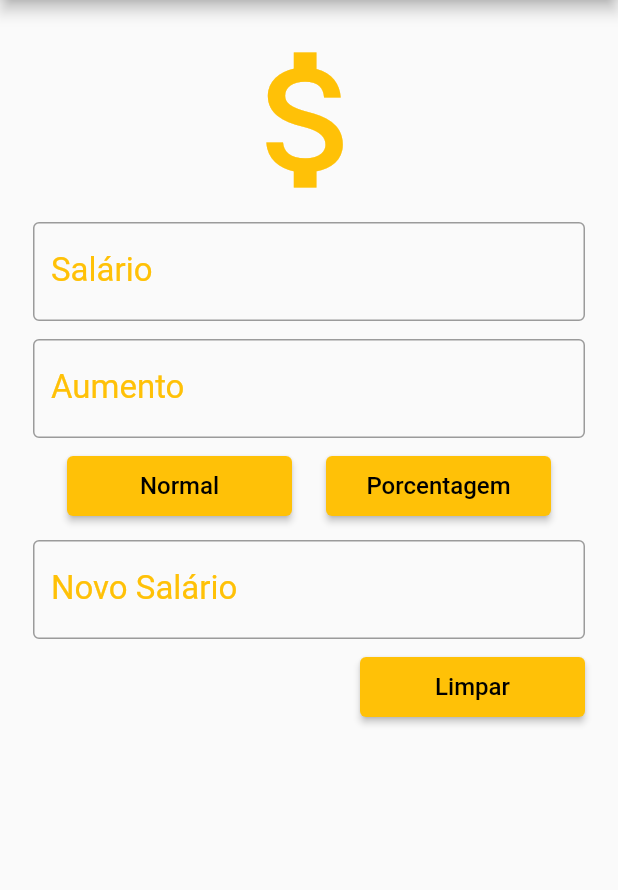
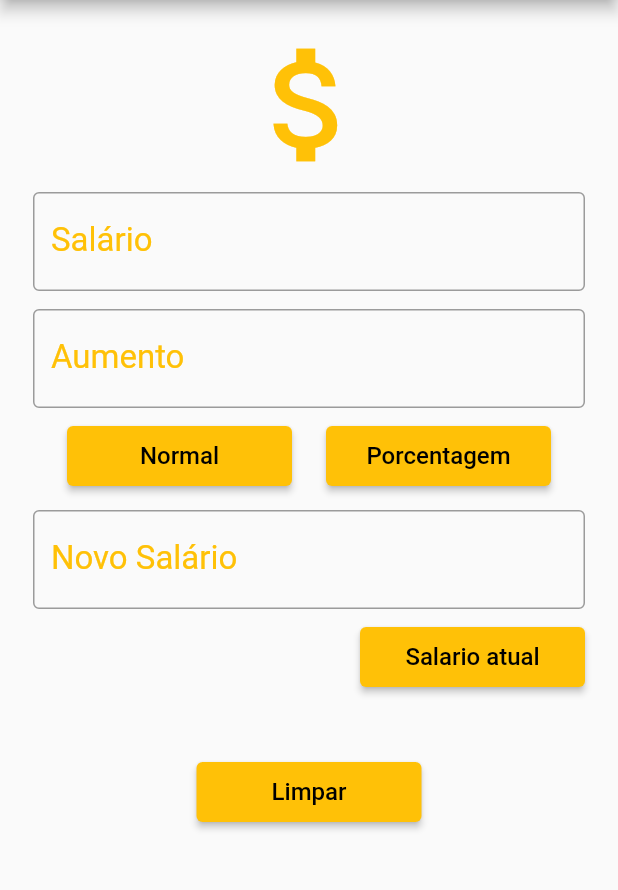
Before and after one commit to darakalinee/c214_lab, a Flutter app: the screen it shows after launch, after a tap on "Normal", on a phone screen of 412 x 824 dp, the part 84-974 px from its top. Run offline on Flutter 3.47's test engine with Material 2 defaults, Android fonts, the phone set to English and light mode, and no system bars.

Commit message:
Adicionando leitura e escrita dos dados

```diff
--- a/lib/main.dart
+++ b/lib/main.dart
@@ -1,9 +1,13 @@
 import 'package:flutter/material.dart';
+import 'dart:async';
+import 'dart:io';
+import 'package:path_provider/path_provider.dart';
 
 void main() {
   runApp(MaterialApp(
     home: Home(),
     theme: ThemeData(hintColor: Colors.amber, primaryColor: Colors.white),
+    debugShowCheckedModeBanner: false,
   ));
 }
 
@@ -18,11 +22,39 @@ class _HomeState extends State<Home> {
   final novoSalController = TextEditingController();
 
   double doubleSalario, doubleAumento;
+  String salarioAtual;
+
+  @override
+  void initState() {
+    read();
+    super.initState();
+  }
+
+  write(String text) async {
+    final Directory directory = await getApplicationDocumentsDirectory();
+    final File file = File('${directory.path}/valores.txt');
+    await file.writeAsString(text);
+  }
+
+  Future<void> read() async {
+    try {
+      final Directory directory = await getApplicationDocumentsDirectory();
+      final File file = File('${directory.path}/valores.txt');
+      salarioAtual = await file.readAsString();
+    } catch (e) {
+      print("Nao foi possivel ler o arquivo.");
+    }
+  }
 
   void _clearAll() {
     salarioController.text = "";
     aumentoController.text = "";
     novoSalController.text = "";
+  }
+
+  _salarioAtual() async {
+    await read();
+    novoSalController.text = salarioAtual;
   }
 
   _aumentoNormal() {
@@ -34,6 +66,7 @@ class _HomeState extends State<Home> {
     doubleAumento = double.parse(aumentoController.text);
     novoSalController.text =
         ((doubleSalario + doubleAumento).toStringAsFixed(2));
+    write(novoSalController.text);
   }
 
   _aumentoPorcentagem() {
@@ -46,6 +79,7 @@ class _HomeState extends State<Home> {
     novoSalController.text =
         (doubleSalario + (doubleSalario * doubleAumento / 100))
             .toStringAsFixed(2);
+    write(novoSalController.text);
   }
 
   @override
@@ -66,7 +100,7 @@ class _HomeState extends State<Home> {
           child: Column(
             crossAxisAlignment: CrossAxisAlignment.stretch,
             children: <Widget>[
-              Icon(Icons.attach_money, size: 120.0, color: Colors.amber),
+              Icon(Icons.attach_money, size: 100.0, color: Colors.amber),
               SizedBox(
                 height: 8,
               ),
@@ -126,6 +160,25 @@ class _HomeState extends State<Home> {
                   child: ElevatedButton(
                     style: ElevatedButton.styleFrom(primary: Colors.amber),
                     onPressed: () {
+                      _salarioAtual();
+                    },
+                    child: Text(
+                      "Salario atual",
+                      style: TextStyle(color: Colors.black, fontSize: 16),
+                    ),
+                  ),
+                ),
+              ),
+              SizedBox(
+                height: 50,
+              ),
+              Center(
+                child: SizedBox(
+                  height: 40,
+                  width: 150,
+                  child: ElevatedButton(
+                    style: ElevatedButton.styleFrom(primary: Colors.amber),
+                    onPressed: () {
                       _clearAll();
                     },
                     child: Text(
@@ -134,7 +187,7 @@ class _HomeState extends State<Home> {
                     ),
                   ),
                 ),
-              )
+              ),
             ],
           ),
         ),
--- a/pubspec.yaml
+++ b/pubspec.yaml
@@ -9,6 +9,7 @@ environment:
 dependencies:
   flutter:
     sdk: flutter
+  path_provider: ^2.0.2
 
 
 dev_dependencies:
```
Also changed, not shown: pubspec.lock.
